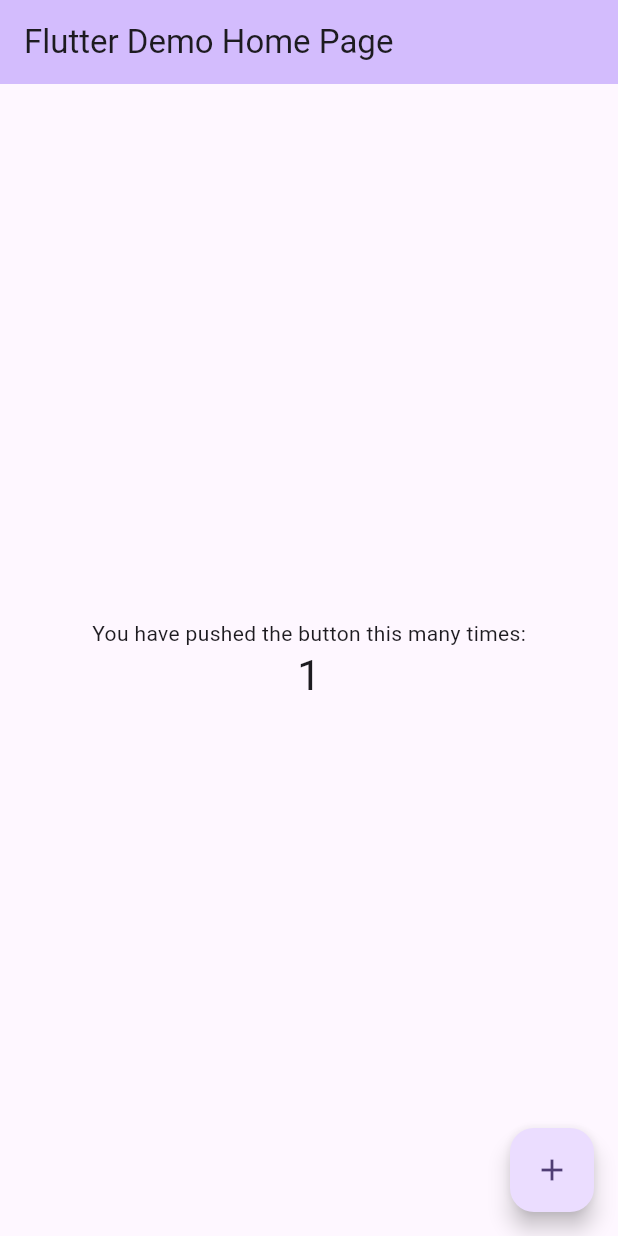
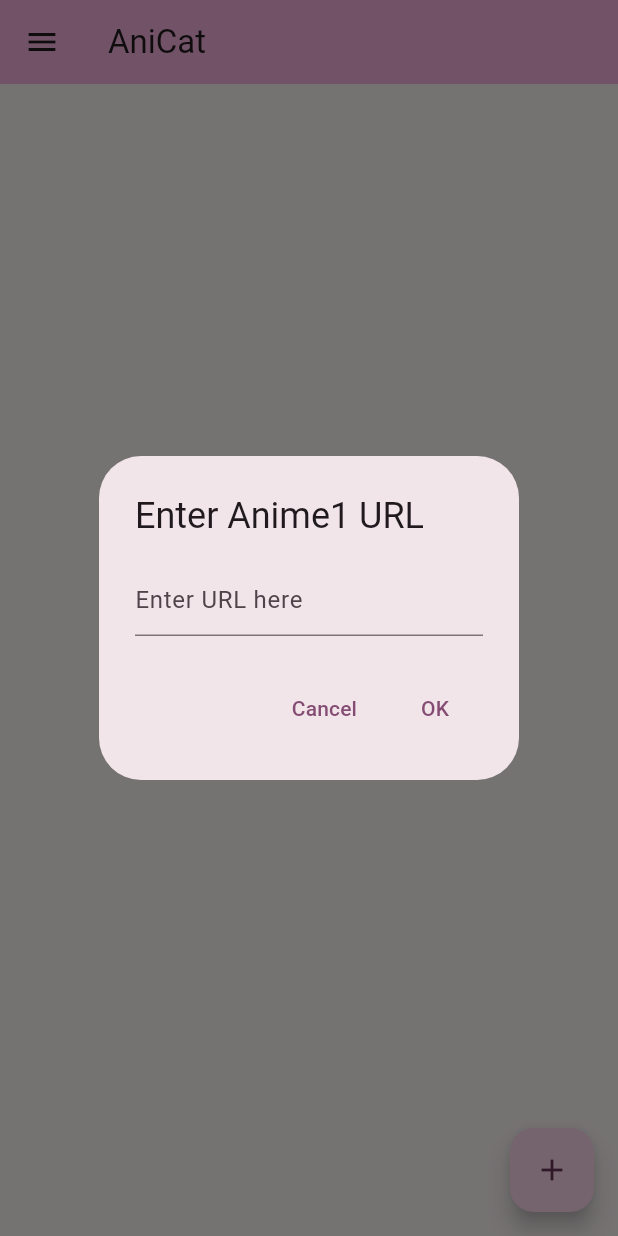
Before and after one commit to yuusukealmal/AniCat, a Flutter app: the screen it shows after launch, after a tap on the "add" icon, on a phone screen of 412 x 824 dp. Run offline on Flutter 3.47's test engine with Material 3 defaults, Android fonts, the phone set to English and light mode, and no system bars.

Commit message:
add default ui

```diff
--- a/lib/main.dart
+++ b/lib/main.dart
@@ -10,12 +10,13 @@ class MyApp extends StatelessWidget {
   @override
   Widget build(BuildContext context) {
     return MaterialApp(
-      title: 'Flutter Demo',
+      title: 'AniCat Downloader',
       theme: ThemeData(
-        colorScheme: ColorScheme.fromSeed(seedColor: Colors.deepPurple),
+        colorScheme: ColorScheme.fromSeed(
+            seedColor: const Color.fromARGB(255, 183, 58, 156)),
         useMaterial3: true,
       ),
-      home: const MyHomePage(title: 'Flutter Demo Home Page'),
+      home: const MyHomePage(title: 'AniCat'),
     );
   }
 }
@@ -30,12 +31,38 @@ class MyHomePage extends StatefulWidget {
 }
 
 class _MyHomePageState extends State<MyHomePage> {
-  int _counter = 0;
-
-  void _incrementCounter() {
-    setState(() {
-      _counter++;
-    });
+  void _onAddButtonPressed() {
+    showDialog(
+      context: context,
+      builder: (BuildContext context) {
+        final TextEditingController textController = TextEditingController();
+        return AlertDialog(
+          title: const Text('Enter Anime1 URL'),
+          content: TextField(
+            controller: textController,
+            decoration: const InputDecoration(
+              hintText: 'Enter URL here',
+            ),
+            maxLines: 1,
+          ),
+          actions: [
+            TextButton(
+              onPressed: () {
+                Navigator.of(context).pop();
+              },
+              child: const Text('Cancel'),
+            ),
+            TextButton(
+              onPressed: () {
+                final inputUrl = textController.text;
+                Navigator.of(context).pop();
+              },
+              child: const Text('OK'),
+            ),
+          ],
+        );
+      },
+    );
   }
 
   @override
@@ -43,25 +70,13 @@ class _MyHomePageState extends State<MyHomePage> {
     return Scaffold(
       appBar: AppBar(
         backgroundColor: Theme.of(context).colorScheme.inversePrimary,
+        leading: IconButton(onPressed: () {}, icon: const Icon(Icons.menu)),
         title: Text(widget.title),
       ),
-      body: Center(
-        child: Column(
-          mainAxisAlignment: MainAxisAlignment.center,
-          children: <Widget>[
-            const Text(
-              'You have pushed the button this many times:',
-            ),
-            Text(
-              '$_counter',
-              style: Theme.of(context).textTheme.headlineMedium,
-            ),
-          ],
-        ),
-      ),
+      body: const Center(),
       floatingActionButton: FloatingActionButton(
-        onPressed: _incrementCounter,
-        tooltip: 'Increment',
+        onPressed: _onAddButtonPressed,
+        tooltip: 'Add Anime1 URL',
         child: const Icon(Icons.add),
       ),
     );
```
